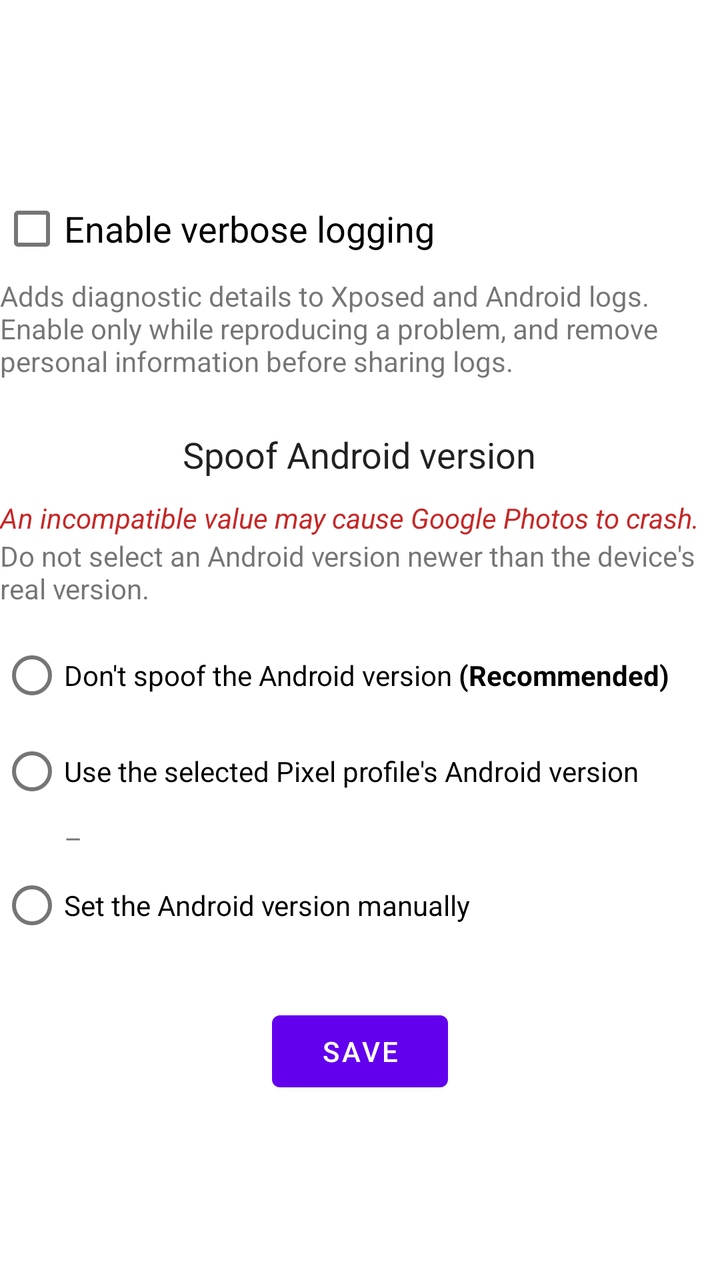
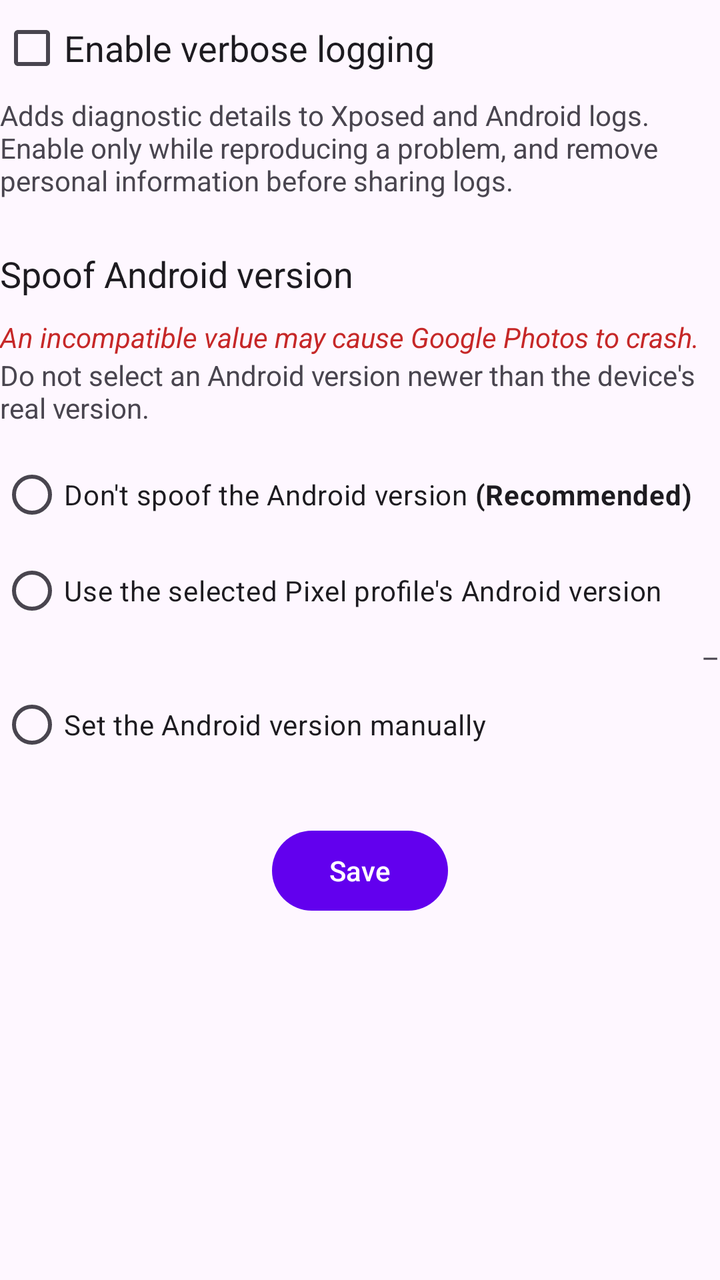

Screens rendered from an Android XML layout before and after an edit, with the pre-edit source and the edit as a unified diff.
<!-- AndroidManifest.xml: application theme Theme.PixelifyGooglePhotos -->
<!-- res/layout/advanced_options_activity.xml -->
<?xml version="1.0" encoding="utf-8"?>
<ScrollView xmlns:android="http://schemas.android.com/apk/res/android"
    android:orientation="vertical"
    android:layout_width="match_parent"
    android:layout_height="match_parent"
    android:fillViewport="true"
    android:layout_margin="25dp"
    >

    <LinearLayout
        android:layout_width="match_parent"
        android:layout_height="match_parent"
        android:orientation="vertical"
        android:gravity="center"
        >

        <CheckBox
            android:layout_width="match_parent"
            android:layout_height="wrap_content"
            android:text="@string/enable_verbose_logging"
            android:id="@+id/verbose_logging"
            android:textAppearance="?android:attr/textAppearanceMedium"
            />

        <TextView
            android:layout_width="match_parent"
            android:layout_height="wrap_content"
            android:text="@string/enable_verbose_logging_desc"
            />

        <Space
            android:layout_width="wrap_content"
            android:layout_height="25dp"/>

        <TextView
            android:layout_width="wrap_content"
            android:layout_height="wrap_content"
            android:text="@string/spoof_android_version"
            android:textAppearance="?android:attr/textAppearanceMedium"
            android:textColor="?android:attr/textColorPrimary"
            />

        <Space
            android:layout_width="wrap_content"
            android:layout_height="10dp"/>

        <TextView
            android:layout_width="match_parent"
            android:layout_height="wrap_content"
            android:text="@string/this_might_cause_crash"
            android:textColor="@color/red"
            android:textStyle="italic"
            />

        <TextView
            android:layout_width="match_parent"
            android:layout_height="wrap_content"
            android:text="@string/spoof_android_version_desc"
            />

        <Space
            android:layout_width="wrap_content"
            android:layout_height="10dp"/>

        <RadioGroup
            android:layout_width="match_parent"
            android:layout_height="wrap_content"
            android:id="@+id/android_version_radio_group"
            >

            <RadioButton
                android:layout_width="match_parent"
                android:layout_height="wrap_content"
                android:text="@string/dont_spoof_android_version"
                android:id="@+id/dont_spoof_android_version"
                />

            <RadioButton
                android:layout_width="match_parent"
                android:layout_height="wrap_content"
                android:text="@string/follow_spoof_device_version"
                android:id="@+id/follow_spoof_device_version"
                />

            <LinearLayout
                android:layout_width="match_parent"
                android:layout_height="wrap_content"
                android:orientation="horizontal"
                android:layout_marginStart="32dp"
                >

                <TextView
                    android:layout_width="wrap_content"
                    android:layout_height="wrap_content"
                    android:id="@+id/device_name_label"
                    />

                <TextView
                    android:layout_width="wrap_content"
                    android:layout_height="wrap_content"
                    android:text="@string/device_version_separator"
                    />

                <TextView
                    android:layout_width="wrap_content"
                    android:layout_height="wrap_content"
                    android:textColor="?android:attr/colorAccent"
                    android:id="@+id/device_android_version"
                    />

            </LinearLayout>

            <RadioButton
                android:layout_width="match_parent"
                android:layout_height="wrap_content"
                android:text="@string/manually_set_android_version"
                android:id="@+id/manually_set_android_version"
                />

            <Spinner
                android:layout_width="wrap_content"
                android:layout_height="wrap_content"
                android:layout_marginStart="32dp"
                android:visibility="gone"
                android:id="@+id/android_version_spinner"
                />

        </RadioGroup>

        <Space
            android:layout_width="wrap_content"
            android:layout_height="25dp"/>

        <Button
            android:layout_width="wrap_content"
            android:layout_height="wrap_content"
            android:text="@string/save"
            android:layout_gravity="center_horizontal"
            android:id="@+id/save_advanced_option"
            />

    </LinearLayout>

</ScrollView>
<!-- resources referenced by this layout -->
<resources>
  <color name="red">#C62828</color>
  <string name="device_version_separator"> – </string>
  <string name="dont_spoof_android_version">Don\'t spoof the Android version <b>(Recommended)</b></string>
  <string name="enable_verbose_logging">Enable verbose logging</string>
  <string name="enable_verbose_logging_desc">Adds diagnostic details to Xposed and Android logs. Enable only while reproducing a problem, and remove personal information before sharing logs.</string>
  <string name="follow_spoof_device_version">Use the selected Pixel profile\'s Android version</string>
  <string name="manually_set_android_version">Set the Android version manually</string>
  <string name="save">Save</string>
  <string name="spoof_android_version">Spoof Android version</string>
  <string name="spoof_android_version_desc">Do not select an Android version newer than the device\'s real version.</string>
  <string name="this_might_cause_crash">An incompatible value may cause Google Photos to crash.</string>
  <style name="Theme.PixelifyGooglePhotos" parent="Theme.MaterialComponents.DayNight.DarkActionBar">
          
          <item name="colorPrimary">@color/purple_500</item>
          <item name="colorPrimaryVariant">@color/purple_700</item>
          <item name="colorOnPrimary">@color/white</item>
          
          <item name="colorSecondary">@color/teal_200</item>
          <item name="colorSecondaryVariant">@color/teal_700</item>
          <item name="colorOnSecondary">@color/black</item>
          
          <item name="android:statusBarColor" tools:targetApi="l">?attr/colorPrimaryVariant</item>
          
          <item name="colorAccent">@color/purple_500</item>
      </style>
  <color name="purple_500">#FF6200EE</color>
  <color name="purple_700">#FF3700B3</color>
  <color name="white">#FFFFFFFF</color>
  <color name="teal_200">#FF03DAC5</color>
  <color name="teal_700">#FF018786</color>
  <color name="black">#FF000000</color>
</resources>

<!-- the commit's change to res/layout/advanced_options_activity.xml (unified diff, before → after) -->
@@ -9,9 +9,8 @@
 
     <LinearLayout
         android:layout_width="match_parent"
-        android:layout_height="match_parent"
+        android:layout_height="wrap_content"
         android:orientation="vertical"
-        android:gravity="center"
         >
 
         <CheckBox
@@ -87,10 +86,12 @@
                 android:layout_height="wrap_content"
                 android:orientation="horizontal"
                 android:layout_marginStart="32dp"
+                android:gravity="center_vertical"
                 >
 
                 <TextView
-                    android:layout_width="wrap_content"
+                    android:layout_width="0dp"
+                    android:layout_weight="1"
                     android:layout_height="wrap_content"
                     android:id="@+id/device_name_label"
                     />
<!-- resource entries referenced after the edit -->
@@ -11,25 +11,14 @@
   <string name="spoof_android_version">Spoof Android version</string>
   <string name="spoof_android_version_desc">Do not select an Android version newer than the device\'s real version.</string>
   <string name="this_might_cause_crash">An incompatible value may cause Google Photos to crash.</string>
-  <style name="Theme.PixelifyGooglePhotos" parent="Theme.MaterialComponents.DayNight.DarkActionBar">
-          
+  <style name="Theme.PixelifyGooglePhotos" parent="Theme.Material3.DayNight.NoActionBar">
           <item name="colorPrimary">@color/purple_500</item>
           <item name="colorPrimaryVariant">@color/purple_700</item>
-          <item name="colorOnPrimary">@color/white</item>
-          
           <item name="colorSecondary">@color/teal_200</item>
-          <item name="colorSecondaryVariant">@color/teal_700</item>
-          <item name="colorOnSecondary">@color/black</item>
-          
-          <item name="android:statusBarColor" tools:targetApi="l">?attr/colorPrimaryVariant</item>
-          
           <item name="colorAccent">@color/purple_500</item>
       </style>
   <color name="purple_500">#FF6200EE</color>
   <color name="purple_700">#FF3700B3</color>
-  <color name="white">#FFFFFFFF</color>
   <color name="teal_200">#FF03DAC5</color>
-  <color name="teal_700">#FF018786</color>
-  <color name="black">#FF000000</color>
 </resources>
 
